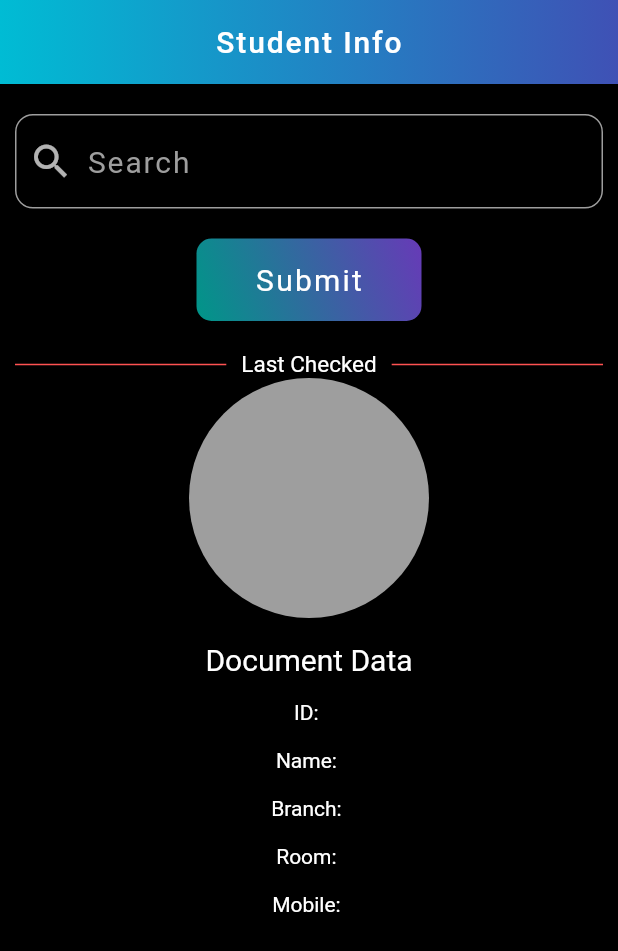
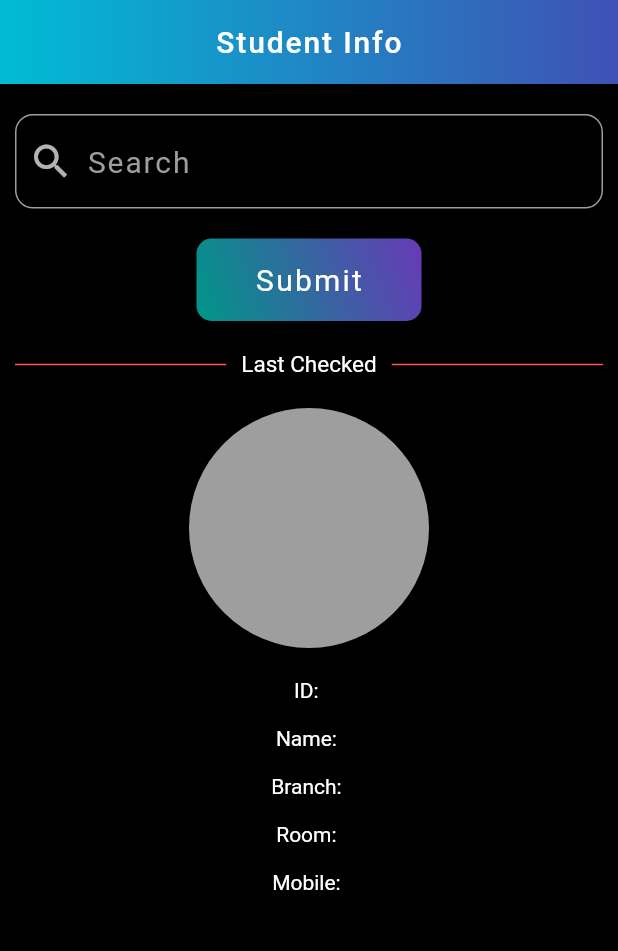
Before and after one commit to ManishModak/appwrite_hackathon, a Flutter app: the screen it shows after launch, on a phone screen of 412 x 824 dp. Shown: the top 951 px of the screen. Run offline on Flutter 3.47's test engine with Material 2 defaults, Android fonts, the light colour scheme and no system bars; our stand-ins replace appwrite, firebase_core, flutter_spinkit, image_picker, shared_preferences; accounts and stored records are empty.

Commit message:
Student Info UI update

```diff
--- a/lib/pages/menuPages/studentinfo_page.dart
+++ b/lib/pages/menuPages/studentinfo_page.dart
@@ -51,9 +51,7 @@
   Widget callBack(){
     return Column(
       children: [
-        const SizedBox(height: 16.0),
-        const Text('Document Data',style: TextStyle(fontSize: 20),),
-        const SizedBox(height: 16.0),
+        const SizedBox(height: 20.0),
         Text('ID: $id'),
         const SizedBox(height: 16.0),
         Text('Name: $name')   ,
@@ -135,6 +133,7 @@
                     Expanded(child: Divider(thickness: 1,color: Colors.redAccent,))
                   ],
                 ),
+                const SizedBox(height: 20.0),
                 CircleAvatar(
                   backgroundImage: (stuPic != null) ? FileImage(stuPic!) : null,
                   radius: 80,
```
